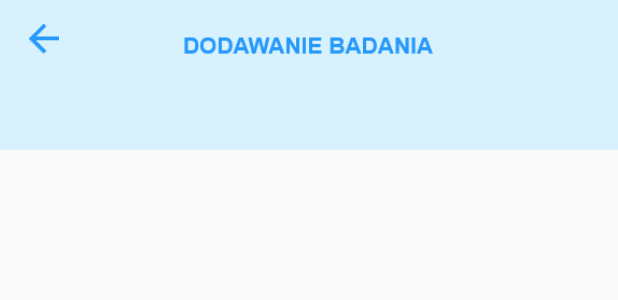
After one commit to matbar97/System-to-measure-and-analyse-patients-health, an Android app: the layout activity_add_study.xml on its own in the app's theme, with its tools: preview values and no code run, on a phone screen of 412 x 824 dp. The commit adds this screen. Shown: the top 300 px of the screen. Run offline under Robolectric (Android 15) with nearby library versions, the phone set to English and light mode, and no system bars.

Commit message:
Okno "dodaj badanie"

```diff
--- a/app/src/main/AndroidManifest.xml
+++ b/app/src/main/AndroidManifest.xml
@@ -9,7 +9,8 @@
         android:roundIcon="@mipmap/ic_launcher_round"
         android:supportsRtl="true"
         android:theme="@style/AppTheme">
-        <activity android:name=".PatientDataFromDocPointOfViewActivity"></activity>
+        <activity android:name=".AddStudyActivity"></activity>
+        <activity android:name=".PatientDataFromDocPointOfViewActivity" />
         <activity android:name=".PatientCreationActivity" />
         <activity android:name=".DoctorsMainMenuActivity" />
         <activity android:name=".CreateDocAccountActivity" />
--- /dev/null
+++ b/app/src/main/res/layout/activity_add_study.xml
@@ -0,0 +1,40 @@
+<?xml version="1.0" encoding="utf-8"?>
+<androidx.constraintlayout.widget.ConstraintLayout xmlns:android="http://schemas.android.com/apk/res/android"
+    xmlns:app="http://schemas.android.com/apk/res-auto"
+    xmlns:tools="http://schemas.android.com/tools"
+    android:layout_width="match_parent"
+    android:layout_height="match_parent"
+    tools:context=".AddStudyActivity">
+
+    <ImageView
+        android:id="@+id/addStudyBackgroundImageView"
+        android:layout_width="match_parent"
+        android:layout_height="100dp"
+        android:background="#D8F2FD"
+        app:layout_constraintEnd_toEndOf="parent"
+        app:layout_constraintStart_toStartOf="parent"
+        app:layout_constraintTop_toTopOf="parent" />
+
+    <Button
+        android:id="@+id/backButton_AddStudy"
+        android:layout_width="20dp"
+        android:layout_height="20dp"
+        android:layout_marginTop="16dp"
+        android:background="@drawable/arrow_back"
+        app:layout_constraintEnd_toEndOf="parent"
+        app:layout_constraintHorizontal_bias="0.049"
+        app:layout_constraintStart_toStartOf="parent"
+        app:layout_constraintTop_toTopOf="parent" />
+
+    <ImageView
+        android:id="@+id/addStudyImageView"
+        android:layout_width="168dp"
+        android:layout_height="28dp"
+        android:layout_marginTop="16dp"
+        app:layout_constraintEnd_toEndOf="parent"
+        app:layout_constraintHorizontal_bias="0.497"
+        app:layout_constraintStart_toStartOf="parent"
+        app:layout_constraintTop_toTopOf="parent"
+        app:srcCompat="@drawable/adding_study" />
+
+</androidx.constraintlayout.widget.ConstraintLayout>
--- a/app/src/main/res/layout/activity_patient_data_from_doc_point_of_view.xml
+++ b/app/src/main/res/layout/activity_patient_data_from_doc_point_of_view.xml
@@ -43,7 +43,7 @@
         app:layout_constraintTop_toTopOf="parent" />
 
     <TextView
-        android:id="@+id/textView2"
+        android:id="@+id/numOfRecsTextView"
         android:layout_width="wrap_content"
         android:layout_height="wrap_content"
         android:layout_marginStart="32dp"
@@ -62,7 +62,7 @@
         android:text="0"
         android:textColor="#FFFFFF"
         android:textSize="15dp"
-        app:layout_constraintStart_toEndOf="@+id/textView2"
+        app:layout_constraintStart_toEndOf="@+id/numOfRecsTextView"
         app:layout_constraintTop_toBottomOf="@+id/actualPatientNameImageView" />
 
     <Button
```
Also changed, not shown: app/src/main/java/com/android/telm/AddStudyActivity.java (added, +14 -0 lines), app/src/main/java/com/android/telm/PatientDataFromDocPointOfViewActivity.java (+24 -0 lines), app/src/main/res/drawable-hdpi/adding_study.png (added), app/src/main/res/drawable-ldpi/adding_study.png (added), app/src/main/res/drawable-mdpi/adding_study.png (added), app/src/main/res/drawable-xhdpi/adding_study.png (added), app/src/main/res/drawable-xxhdpi/adding_study.png (added), app/src/main/res/drawable-xxxhdpi/adding_study.png (added).
